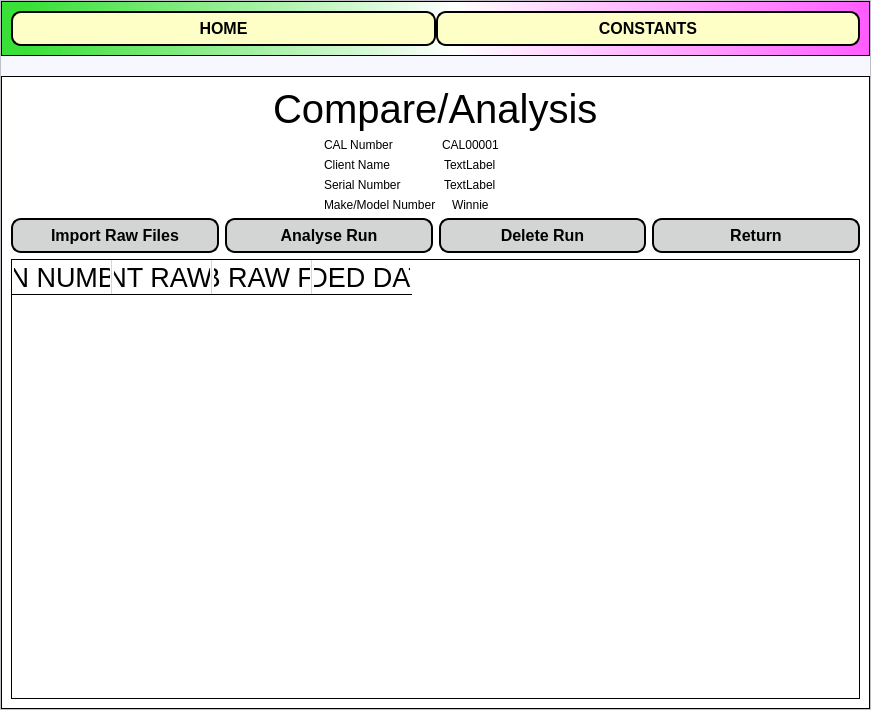
First picture: the form in ui/main_window.ui, repository JasonLaux/DC-Boxjelly, before the edit.
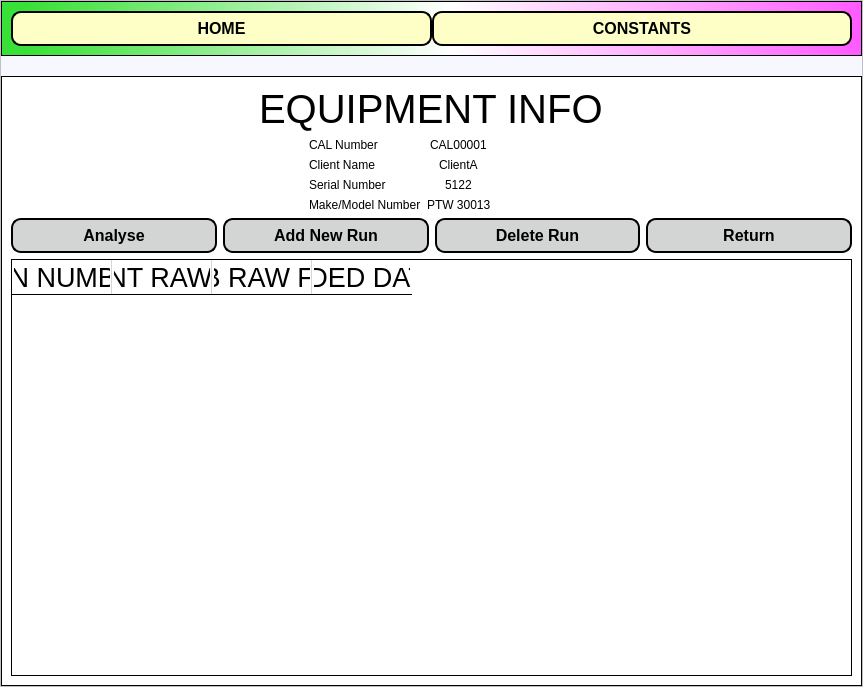
Second picture: the form after the edit. The open tabs and pages were chosen to show the change.

Commit message:
Change some button names
Make user logic more clear

Diff of the .ui file:
```diff
--- a/ui/main_window.ui
+++ b/ui/main_window.ui
@@ -6,8 +6,8 @@
    <rect>
     <x>0</x>
     <y>0</y>
-    <width>871</width>
-    <height>710</height>
+    <width>863</width>
+    <height>687</height>
    </rect>
   </property>
   <property name="maximumSize">
@@ -960,7 +960,7 @@
                  </font>
                 </property>
                 <property name="text">
-                 <string>Compare/Analysis</string>
+                 <string>EQUIPMENT INFO</string>
                 </property>
                </widget>
               </item>
@@ -1029,21 +1029,21 @@
                   <item alignment="Qt::AlignHCenter">
                    <widget class="QLabel" name="label_45">
                     <property name="text">
-                     <string>TextLabel</string>
+                     <string>ClientA</string>
                     </property>
                    </widget>
                   </item>
                   <item alignment="Qt::AlignHCenter">
                    <widget class="QLabel" name="label_46">
                     <property name="text">
-                     <string>TextLabel</string>
+                     <string>5122</string>
                     </property>
                    </widget>
                   </item>
                   <item alignment="Qt::AlignHCenter">
                    <widget class="QLabel" name="label_44">
                     <property name="text">
-                     <string>Winnie</string>
+                     <string>PTW 30013</string>
                     </property>
                    </widget>
                   </item>
@@ -1069,35 +1069,6 @@
               </item>
               <item>
                <layout class="QHBoxLayout" name="horizontalLayout_34">
-                <item>
-                 <widget class="QPushButton" name="importButton">
-                  <property name="styleSheet">
-                   <string notr="true">QPushButton{
-background-color: rgb(211, 213, 213);
-color:black;
-border-style:outset;
-border-width:2px;
-border-radius:10px;
-border-color: black;
-font:bold 16px;
-padding: 6;
-}
-
-QPushButton:hover{
-background-color: rgb(83, 82, 82);
-color: white;
-}
-
-QPushButton:pressed{
-background-color: white;
-}
-</string>
-                  </property>
-                  <property name="text">
-                   <string>Import Raw Files</string>
-                  </property>
-                 </widget>
-                </item>
                 <item>
                  <widget class="QPushButton" name="analyseButton">
                   <property name="styleSheet">
@@ -1123,7 +1094,36 @@
 </string>
                   </property>
                   <property name="text">
-                   <string>Analyse Run</string>
+                   <string>Analyse</string>
+                  </property>
+                 </widget>
+                </item>
+                <item>
+                 <widget class="QPushButton" name="importButton">
+                  <property name="styleSheet">
+                   <string notr="true">QPushButton{
+background-color: rgb(211, 213, 213);
+color:black;
+border-style:outset;
+border-width:2px;
+border-radius:10px;
+border-color: black;
+font:bold 16px;
+padding: 6;
+}
+
+QPushButton:hover{
+background-color: rgb(83, 82, 82);
+color: white;
+}
+
+QPushButton:pressed{
+background-color: white;
+}
+</string>
+                  </property>
+                  <property name="text">
+                   <string>Add New Run</string>
                   </property>
                  </widget>
                 </item>
```
Left out of the diff: 72 changed lines with no effect on the pictures. The commit also changes 1 other file.
